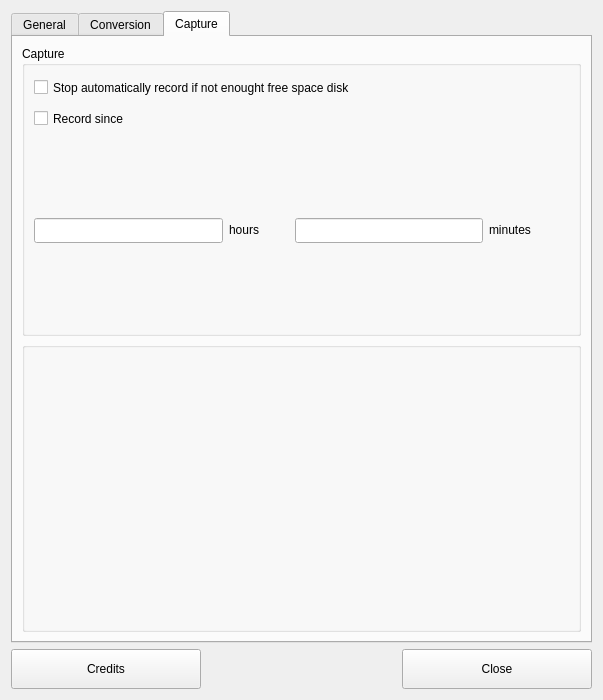
olielvewen/QDvGrab, file qdvgrab/ui/preferences.ui: the form before one commit.
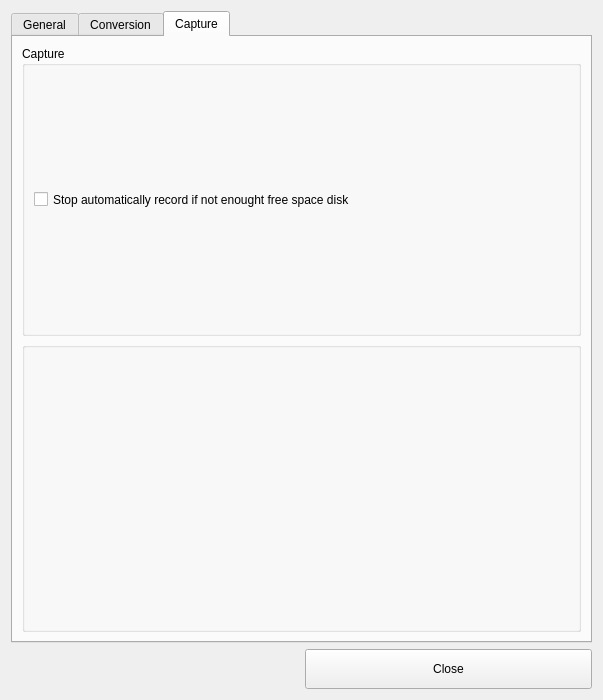
The form after the commit. The open tabs and pages were chosen to show the change. Icons and pictures are not drawn.

Commit message: Modified Preferences screen and update translations # 23

The edit to the form file:
```diff
--- a/qdvgrab/ui/preferences.ui
+++ b/qdvgrab/ui/preferences.ui
@@ -235,7 +235,7 @@
            </property>
            <layout class="QVBoxLayout" name="verticalLayout_2">
             <item>
-             <widget class="QCheckBox" name="chknone">
+             <widget class="QCheckBox" name="chkmanualrecord">
               <property name="text">
                <string>None</string>
               </property>
@@ -391,69 +391,6 @@
               </property>
              </widget>
             </item>
-            <item>
-             <widget class="QCheckBox" name="chkmanualrecord">
-              <property name="minimumSize">
-               <size>
-                <width>470</width>
-                <height>25</height>
-               </size>
-              </property>
-              <property name="text">
-               <string>Record since</string>
-              </property>
-             </widget>
-            </item>
-           </layout>
-          </item>
-          <item>
-           <layout class="QHBoxLayout" name="horizontalLayout_2">
-            <item>
-             <widget class="QLineEdit" name="lnehours">
-              <property name="minimumSize">
-               <size>
-                <width>110</width>
-                <height>25</height>
-               </size>
-              </property>
-             </widget>
-            </item>
-            <item>
-             <widget class="QLabel" name="label_4">
-              <property name="minimumSize">
-               <size>
-                <width>60</width>
-                <height>20</height>
-               </size>
-              </property>
-              <property name="text">
-               <string>&lt;html&gt;&lt;head/&gt;&lt;body&gt;&lt;p&gt;hours&lt;/p&gt;&lt;/body&gt;&lt;/html&gt;</string>
-              </property>
-             </widget>
-            </item>
-            <item>
-             <widget class="QLineEdit" name="lneminutes">
-              <property name="minimumSize">
-               <size>
-                <width>110</width>
-                <height>25</height>
-               </size>
-              </property>
-             </widget>
-            </item>
-            <item>
-             <widget class="QLabel" name="label_5">
-              <property name="minimumSize">
-               <size>
-                <width>80</width>
-                <height>20</height>
-               </size>
-              </property>
-              <property name="text">
-               <string>&lt;html&gt;&lt;head/&gt;&lt;body&gt;&lt;p&gt;minutes&lt;/p&gt;&lt;/body&gt;&lt;/html&gt;</string>
-              </property>
-             </widget>
-            </item>
            </layout>
           </item>
          </layout>
@@ -479,19 +416,6 @@
    </item>
    <item>
     <layout class="QHBoxLayout" name="horizontalLayout_3">
-     <item>
-      <widget class="QPushButton" name="btncredits">
-       <property name="minimumSize">
-        <size>
-         <width>160</width>
-         <height>40</height>
-        </size>
-       </property>
-       <property name="text">
-        <string>Credits</string>
-       </property>
-      </widget>
-     </item>
      <item>
       <widget class="QPushButton" name="btncancel_2">
        <property name="enabled">
```
Left out of the diff: 61 changed lines with no effect on the pictures. The commit also changes 10 other files.
